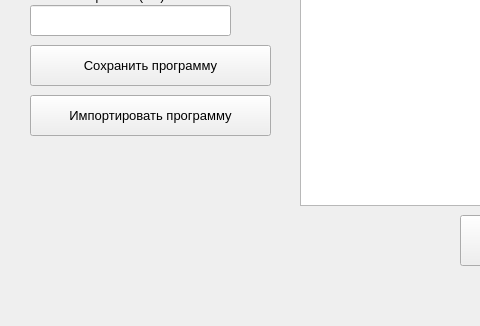
DimaChesnokov/PostMachine, file PostMachine.ui: the form before one commit; both pictures show x 0 to 480 and y 504 to 830 of the 1199 by 830 pixel window.
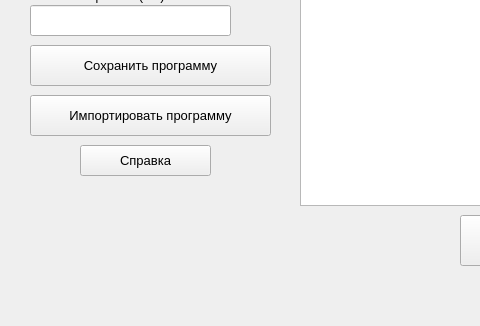
The form after the commit.

Commit message: Fix import and save files with command '?'

The edit to the form file:
```diff
--- a/PostMachine.ui
+++ b/PostMachine.ui
@@ -308,6 +308,24 @@
      <string>Результат:</string>
     </property>
    </widget>
+   <widget class="QPushButton" name="pushButton_spravka">
+    <property name="geometry">
+     <rect>
+      <x>80</x>
+      <y>630</y>
+      <width>131</width>
+      <height>31</height>
+     </rect>
+    </property>
+    <property name="font">
+     <font>
+      <pointsize>10</pointsize>
+     </font>
+    </property>
+    <property name="text">
+     <string>Справка</string>
+    </property>
+   </widget>
   </widget>
   <widget class="QMenuBar" name="menubar">
    <property name="geometry">
```
Left out of the diff: 2 changed lines with no effect on the pictures. The commit also changes 2 other files.
